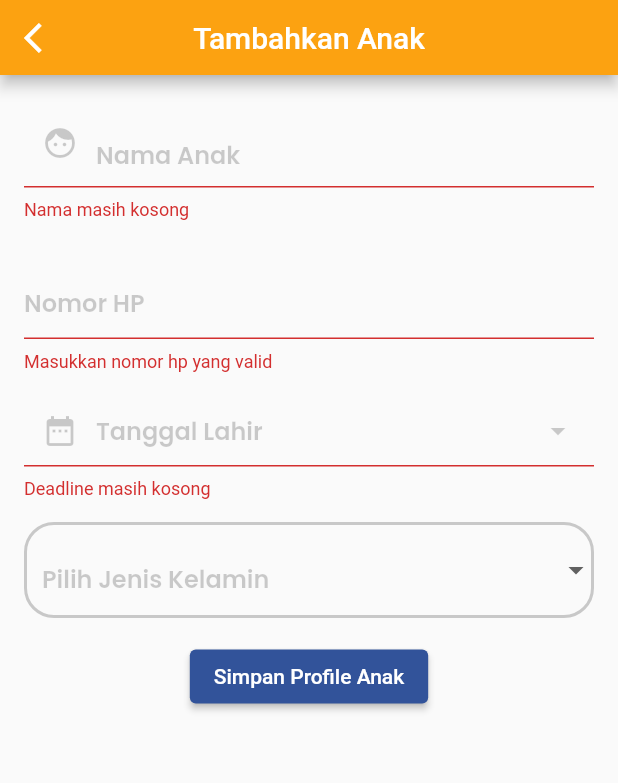
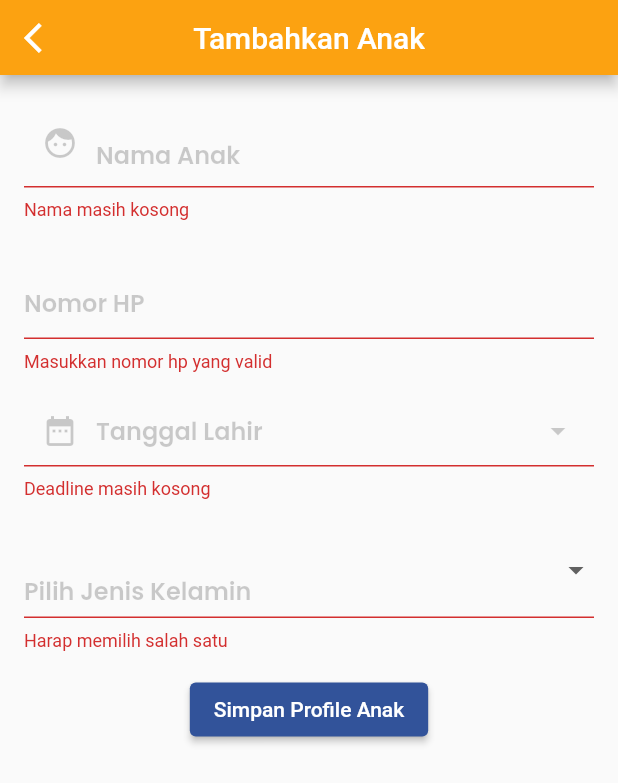
Before and after one commit to scys12/mobile-unity, a Flutter app: the AddChildScreen screen opened by its route, after a tap on "Simpan Profile Anak", on a phone screen of 412 x 824 dp. Shown: the top 783 px of the screen. Run offline on Flutter 3.47's test engine with Material 2 defaults, Android fonts, the phone set to English and light mode, and no system bars; our stand-ins replace cloud_firestore, firebase_auth, firebase_core, fl_chart, flare_flutter, flutter_datetime_picker and 2 more; accounts and stored records are empty.

Commit message:
connect child to parent

```diff
--- a/lib/main.dart
+++ b/lib/main.dart
@@ -18,6 +18,7 @@ import 'package:mobile_unity/src/pages/parent/new_task.dart';
 import 'package:mobile_unity/src/pages/parent/wrapper.dart';
 import 'package:mobile_unity/src/pages/wrapper.dart';
 import 'package:mobile_unity/src/services/auth.dart';
+import 'package:mobile_unity/src/services/child_database.dart';
 import 'package:mobile_unity/src/services/task_database.dart';
 import 'package:provider/provider.dart';
 
--- a/lib/src/models/child.dart
+++ b/lib/src/models/child.dart
@@ -8,6 +8,7 @@ class Child{
   final int totalPoint;
   final bool isProfileFilled;
   final String parentId;
+  final DateTime bornDate;
 
-  Child({this.uid, this.name, this.gender, this.phoneNumber, this.income, this.outcome, this.totalPoint, this.isProfileFilled, this.parentId});
+  Child({this.uid, this.name, this.gender, this.phoneNumber, this.income, this.outcome, this.totalPoint, this.isProfileFilled, this.parentId, this.bornDate});
 }
--- a/lib/src/pages/auth/otp.dart
+++ b/lib/src/pages/auth/otp.dart
@@ -164,7 +164,7 @@ class _OTPScreenState extends State<OTPScreen> {
                               'is_profile_filled' : false,
                               'parent_id' : "",
                             };
-                            ChildDatabase(uid: resp.uid).updateChildData(data);
+                            ChildDatabase(uid: resp.uid).createChildData(data);
                           }
                           Navigator.pushAndRemoveUntil(context, MaterialPageRoute(builder: (BuildContext context) => DashboardKid()), (route) => false);
                         }
--- a/lib/src/pages/parent/add_child.dart
+++ b/lib/src/pages/parent/add_child.dart
@@ -4,6 +4,7 @@ import 'package:intl/intl.dart';
 import 'package:mobile_unity/src/models/child.dart';
 import 'package:mobile_unity/src/models/parent.dart';
 import 'package:mobile_unity/src/services/child_database.dart';
+import 'package:mobile_unity/src/shared/alert_dialog.dart';
 import 'package:mobile_unity/src/shared/constants.dart';
 import 'package:mobile_unity/src/widgets/app_bar.dart';
 import 'package:mobile_unity/src/widgets/custom_picker.dart';
@@ -15,14 +16,15 @@ class AddChildScreen extends StatefulWidget {
 }
 
 class _AddChildScreenState extends State<AddChildScreen> {
+
   final _formKey = GlobalKey<FormState>();
   DateTime _date;
   final _dateController = TextEditingController();
   final _phoneController = TextEditingController();
   final _nameController = TextEditingController();
-  final _genderController = TextEditingController();
-  final _childDatabase = ChildDatabase();
   String _selectedGender;
+  String _error ='';
+  bool _loading = false;
 
   @override
   Widget build(BuildContext context) {
@@ -30,6 +32,7 @@ class _AddChildScreenState extends State<AddChildScreen> {
       appBar: CustomAppBar(true, "Tambahkan Anak"),
       body: ListView(
         padding: EdgeInsets.all(16.0),
+        physics: ClampingScrollPhysics(),
         children: [
           Form(
             key: _formKey,
@@ -44,7 +47,14 @@ class _AddChildScreenState extends State<AddChildScreen> {
                 SizedBox(height: 15.0,),
                 _buildGender(),
                 SizedBox(height: 15.0,),
-                _buildSubmitButton(),
+                _buildSubmitButton(context),
+                SizedBox(height: 10.0,),
+                Text(
+                  _error,
+                  style: TextStyle(
+                    color: redColor
+                  ),
+                )
               ],
             ),
           ),
@@ -87,7 +97,7 @@ class _AddChildScreenState extends State<AddChildScreen> {
           });
         },
         value:  _selectedGender,
-        validator: (value) => value.isEmpty || value == null ? 'Harap memilih salah satu' : null,
+        validator: (value) => value == null ? 'Harap memilih salah satu' : null,
       ),
     );
   }
@@ -136,6 +146,7 @@ class _AddChildScreenState extends State<AddChildScreen> {
   );
 
   Widget _buildPhoneNumber() => TextFormField(
+    keyboardType: TextInputType.phone,
     decoration: InputDecoration(
       labelText: 'Nomor HP',
       labelStyle: TextStyle(
@@ -173,7 +184,7 @@ class _AddChildScreenState extends State<AddChildScreen> {
       )
     ),
     validator: (value) {
-      if (value.length < 12) {
+      if (value.length < 10) {
         return 'Masukkan nomor hp yang valid';
       }else{
         return null;
@@ -211,23 +222,34 @@ class _AddChildScreenState extends State<AddChildScreen> {
     },
   );
 
-  Widget _buildSubmitButton() {
+  Widget _buildSubmitButton(BuildContext context) {
     final Parent user = Provider.of<Parent>(context);
-    final _childDatabase = ChildDatabase();
-
     return ElevatedButton(
-      onPressed: () {
+      onPressed: () async {
         if (_formKey.currentState.validate()) {
+          var phoneNumber = "+62${_phoneController.text}";
+          setState(() => _loading = true);
+          if (_loading) {
+            createLoadingAlertDialog(context);
+          }
+          var children = await ChildDatabase().checkPhoneNumber(phoneNumber);
+          setState(() => _loading = false);
+          if (children.length == 0) {
+            Navigator.pop(context);
+            setState(() => _error = 'Periksa kembali nomor HP anak');
+          }else {
+            setState(() => _error = '');
             var answers = {
               'name' : _nameController.text,
-            'phone_number' : _phoneController.text,
               'born_date' : _date,
               'created_at' : DateTime.now(),
-            'gender' : _genderController.text,
-            'parent_id' : user.uid
+              'gender' : _selectedGender,
+              'parent_id' : user.uid,
+              'is_profile_filled' : true,
             };
-          // var document = _childDatabase.createTask(answers);
+            var document = ChildDatabase(uid: children[0].uid).updateChildData(answers);
             Navigator.popUntil(context, (route) => route.isFirst);
+          }
         }
       },
       child: Text('Simpan Profile Anak'),
--- a/lib/src/services/auth.dart
+++ b/lib/src/services/auth.dart
@@ -60,7 +60,6 @@ class AuthService {
   }
 
   Future<User> signInWithPhoneNumber(String pin) async{
-    Child _user;
     PhoneAuthCredential phoneAuthCredential = PhoneAuthProvider.credential(verificationId: verificationId, smsCode: pin);
     UserCredential userCredential = await _auth.signInWithCredential(phoneAuthCredential);
     User user = userCredential.user;
--- a/lib/src/widgets/custom_picker.dart
+++ b/lib/src/widgets/custom_picker.dart
@@ -49,7 +49,7 @@ class CustomPicker extends CommonPickerModel {
 
   @override
   String rightStringAtIndex(int index) {
-    if (index >= 2021 && index < 2025) {
+    if (index >= 1980 && index < 2025) {
       return this.digits(index, 2);
     } else {
       return null;
```
Also changed, not shown: lib/src/pages/parent/dashboard.dart (+40 -9 lines), lib/src/pages/parent/setting.dart (+22 -2 lines), lib/src/pages/parent/wrapper.dart (+9 -1 lines), lib/src/services/child_database.dart (+53 -11 lines). Lines whose indentation alone changed are shown as unchanged.
